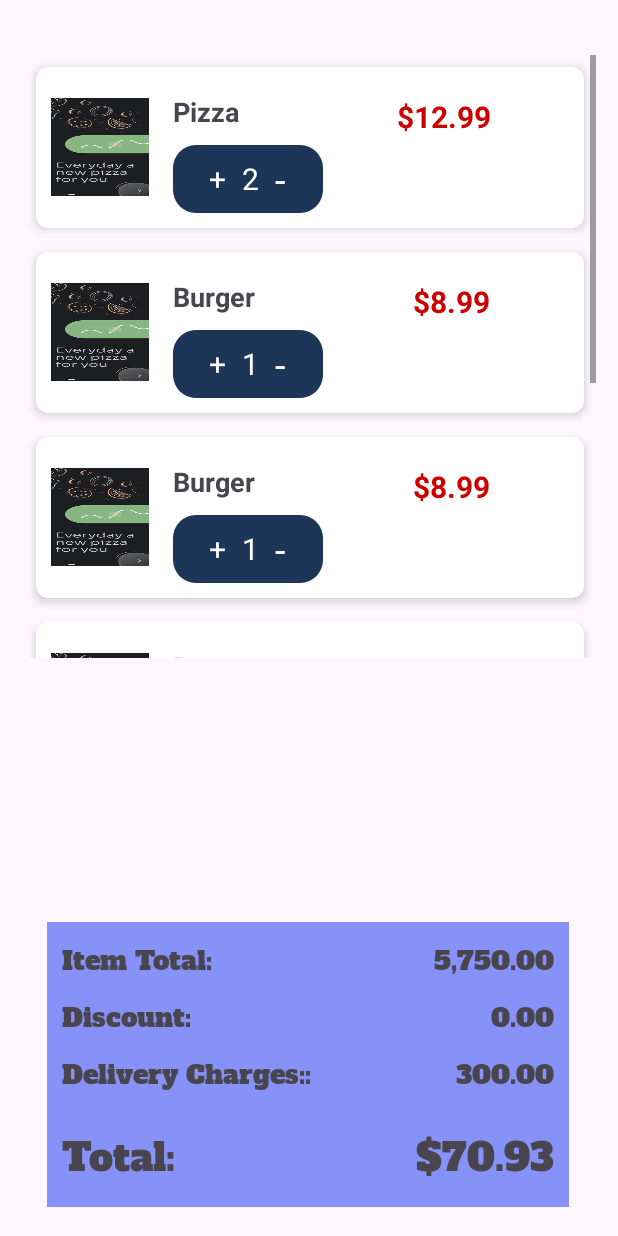
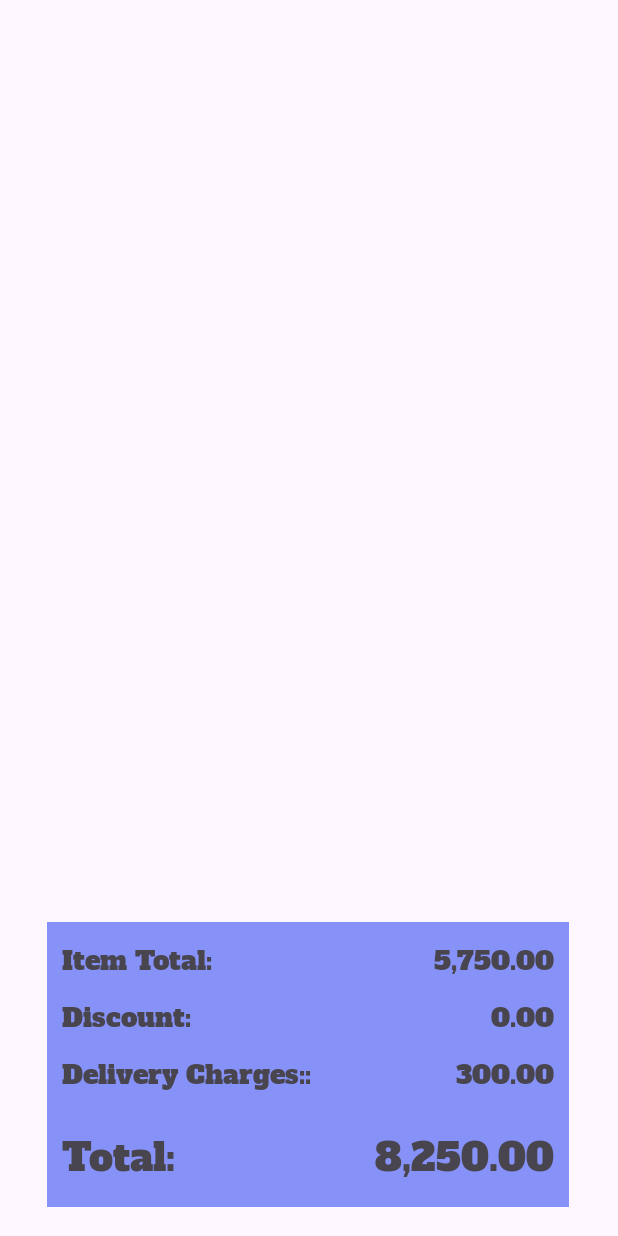
Before and after one commit to Dumuthu2000/Food_Ordering_Mobile_app, an Android app: the CartActivity screen opened directly, with no data from a screen before it, on a phone screen of 412 x 824 dp. Run offline under Robolectric (Android 15) with nearby library versions, the phone set to English and light mode, and no system bars.

Commit message:
new update

```diff
--- a/app/src/main/AndroidManifest.xml
+++ b/app/src/main/AndroidManifest.xml
@@ -22,7 +22,7 @@
             android:name=".CartActivity"
             android:exported="false" />
         <activity
-            android:name=".HomeActivity"
+            android:name=".SplashActivity"
             android:exported="false" />
         <activity
             android:name=".RegisterActivity"
@@ -34,7 +34,7 @@
             android:name=".MainActivity"
             android:exported="false" />
         <activity
-            android:name=".SplashActivity"
+            android:name=".HomeActivity"
             android:exported="true">
             <intent-filter>
                 <action android:name="android.intent.action.MAIN" />
--- a/app/src/main/java/com/example/food_ordering_app/CartActivity.java
+++ b/app/src/main/java/com/example/food_ordering_app/CartActivity.java
@@ -1,56 +1,37 @@
 package com.example.food_ordering_app;
 
+import android.content.Intent;
 import android.os.Bundle;
-import android.widget.TextView;
+import android.widget.Toast;
+import androidx.appcompat.app.AppCompatActivity;
 
-import androidx.appcompat.app.AppCompatActivity;
-import androidx.recyclerview.widget.LinearLayoutManager;
-import androidx.recyclerview.widget.RecyclerView;
-
-import com.example.food_ordering_app.adapter.CartAdapter;
-import com.example.food_ordering_app.model.CartModel;
-
+import com.example.food_ordering_app.R;
+import com.example.food_ordering_app.model.ItemModel;
 import java.util.ArrayList;
 import java.util.List;
 
 public class CartActivity extends AppCompatActivity {
-
-    private RecyclerView recyclerView;
-    private CartAdapter cartAdapter;
-    private List<CartModel> cartItemList;
+    private List<ItemModel> myCartItems;
 
     @Override
     protected void onCreate(Bundle savedInstanceState) {
         super.onCreate(savedInstanceState);
         setContentView(R.layout.activity_cart);
 
-        recyclerView = findViewById(R.id.recyclerView);
-        recyclerView.setLayoutManager(new LinearLayoutManager(this));
+        // Retrieve the cart items from the intent
+        Intent intent = getIntent();
+        if (intent != null && intent.hasExtra("myCartItems")) {
+            myCartItems = (ArrayList<ItemModel>) intent.getSerializableExtra("myCartItems");
 
-        // Initialize the cart item list and add some sample data
-        cartItemList = new ArrayList<>();
-        cartItemList.add(new CartModel("Pizza", 12.99, 2, 25.98));
-        cartItemList.add(new CartModel("Burger", 8.99, 1, 8.99));
-        cartItemList.add(new CartModel("Burger", 8.99, 1, 8.99));
-        cartItemList.add(new CartModel("Burger", 8.99, 1, 8.99));
-        cartItemList.add(new CartModel("Burger", 8.99, 1, 8.99));
-        cartItemList.add(new CartModel("Burger", 8.99, 1, 8.99));
+            if (myCartItems == null) {
+                myCartItems = new ArrayList<>();
+                Toast.makeText(this, "No items in cart", Toast.LENGTH_SHORT).show();
+            }
 
-        // Set up the adapter
-        cartAdapter = new CartAdapter(cartItemList);
-        recyclerView.setAdapter(cartAdapter);
-
-        // Update the total amount
-        updateTotalAmount();
-    }
-
-    private void updateTotalAmount() {
-        double total = 0;
-        for (CartModel item : cartItemList) {
-            total += item.getTotalAmount();
+            // Set up RecyclerView or other UI elements to display the cart items
+            // For example, initialize RecyclerView, Adapter, etc.
+        } else {
+            Toast.makeText(this, "No cart data available", Toast.LENGTH_SHORT).show();
         }
-
-        TextView totalView = findViewById(R.id.totalView);
-        totalView.setText(String.format("$%.2f", total));
     }
 }
--- a/app/src/main/java/com/example/food_ordering_app/SplashActivity.java
+++ b/app/src/main/java/com/example/food_ordering_app/SplashActivity.java
@@ -43,7 +43,7 @@ public class SplashActivity extends AppCompatActivity {
                 }
             }
             // After completing the progress, start the HomeActivity
-            Intent intent = new Intent(SplashActivity.this, AddItemActivity.class);
+            Intent intent = new Intent(SplashActivity.this, HomeActivity.class);
             startActivity(intent);
             finish(); // Finish the Splash activity so the user can't return to it
         }).start();
--- a/app/src/main/java/com/example/food_ordering_app/adapter/CartAdapter.java
+++ /dev/null
@@ -1,67 +0,0 @@
-package com.example.food_ordering_app.adapter;
-
-import android.view.LayoutInflater;
-import android.view.View;
-import android.view.ViewGroup;
-import android.widget.ImageView;
-import android.widget.TextView;
-
-import androidx.annotation.NonNull;
-import androidx.recyclerview.widget.RecyclerView;
-
-import com.example.food_ordering_app.R;
-import com.example.food_ordering_app.model.CartModel;
-
-import java.util.List;
-
-public class CartAdapter extends RecyclerView.Adapter<CartAdapter.CartViewHolder> {
-
-    private List<CartModel> cartItemList;
-
-    public CartAdapter(List<CartModel> cartItemList) {
-        this.cartItemList = cartItemList;
-    }
-
-    @NonNull
-    @Override
-    public CartViewHolder onCreateViewHolder(@NonNull ViewGroup parent, int viewType) {
-        // Inflate the item_card.xml layout for each cart item
-        View view = LayoutInflater.from(parent.getContext()).inflate(R.layout.custom_cart_item, parent, false);
-        return new CartViewHolder(view);
-    }
-
-    @Override
-    public void onBindViewHolder(@NonNull CartViewHolder holder, int position) {
-        CartModel cartItem = cartItemList.get(position);
-        holder.textViewName.setText(cartItem.getItemName());
-        holder.textViewPrice.setText(String.format("$%.2f", cartItem.getItemPrice()));
-        holder.itemCount.setText(String.valueOf(cartItem.getQuantity()));
-
-        // Assuming you have logic to set the image
-        // holder.imageViewItem.setImageResource(cartItem.getImageResourceId());
-    }
-
-    @Override
-    public int getItemCount() {
-        return cartItemList.size();
-    }
-
-    public static class CartViewHolder extends RecyclerView.ViewHolder {
-        public TextView textViewName;
-        public TextView textViewPrice;
-        public TextView itemCount;
-        public ImageView imageViewItem;
-        public TextView addBtn;
-        public TextView reduceBtn;
-
-        public CartViewHolder(View itemView) {
-            super(itemView);
-            textViewName = itemView.findViewById(R.id.textViewName);
-            textViewPrice = itemView.findViewById(R.id.textViewPrice);
-            itemCount = itemView.findViewById(R.id.itemCount);
-            imageViewItem = itemView.findViewById(R.id.imageViewItem);
-            addBtn = itemView.findViewById(R.id.addBtn);
-            reduceBtn = itemView.findViewById(R.id.reduceBtn);
-        }
-    }
-}
--- a/app/src/main/java/com/example/food_ordering_app/model/CartModel.java
+++ /dev/null
@@ -1,69 +0,0 @@
-package com.example.food_ordering_app.model;
-
-public class CartModel {
-    private int cart_id;
-    private String itemName;
-    private double itemPrice;
-    private String itemImage;
-    private int quantity;
-    private double totalAmount;
-
-    public CartModel() {
-    }
-
-    public CartModel(String itemName, double itemPrice, int quantity, double totalAmount) {
-        this.itemName = itemName;
-        this.itemPrice = itemPrice;
-        this.quantity = quantity;
-        this.totalAmount = totalAmount;
-    }
-
-    public CartModel(int cart_id, String itemName, double itemPrice, int quantity, double totalAmount) {
-        this.cart_id = cart_id;
-        this.itemName = itemName;
-        this.itemPrice = itemPrice;
-        this.quantity = quantity;
-        this.totalAmount = totalAmount;
-    }
-
-
-    public int getCart_id() {
-        return cart_id;
-    }
-
-    public void setCart_id(int cart_id) {
-        this.cart_id = cart_id;
-    }
-
-    public String getItemName() {
-        return itemName;
-    }
-
-    public void setItemName(String itemName) {
-        this.itemName = itemName;
-    }
-
-    public double getItemPrice() {
-        return itemPrice;
-    }
-
-    public void setItemPrice(double itemPrice) {
-        this.itemPrice = itemPrice;
-    }
-
-    public int getQuantity() {
-        return quantity;
-    }
-
-    public void setQuantity(int quantity) {
-        this.quantity = quantity;
-    }
-
-    public double getTotalAmount() {
-        return totalAmount;
-    }
-
-    public void setTotalAmount(double totalAmount) {
-        this.totalAmount = totalAmount;
-    }
-}
--- a/app/src/main/res/layout/custom_cart_item.xml
+++ b/app/src/main/res/layout/custom_cart_item.xml
@@ -1,101 +1,61 @@
-<!-- res/layout/item_card.xml -->
-<androidx.cardview.widget.CardView
-    android:id="@+id/cart_item"
-    xmlns:android="http://schemas.android.com/apk/res/android"
-    xmlns:card_view="http://schemas.android.com/apk/res-auto"
+<?xml version="1.0" encoding="utf-8"?>
+<androidx.cardview.widget.CardView xmlns:android="http://schemas.android.com/apk/res/android"
+    xmlns:app="http://schemas.android.com/apk/res-auto"
     android:layout_width="match_parent"
     android:layout_height="wrap_content"
     android:layout_margin="8dp"
-    card_view:cardCornerRadius="8dp"
-    card_view:cardElevation="4dp">
+    app:cardCornerRadius="8dp"
+    app:cardElevation="4dp">
 
-    <!-- Horizontal layout for image and details -->
     <LinearLayout
         android:layout_width="match_parent"
         android:layout_height="wrap_content"
-        android:orientation="horizontal"
-        android:padding="10dp">
+        android:orientation="vertical"
+        android:padding="8dp">
 
-        <!-- Item Image -->
         <ImageView
             android:id="@+id/imageViewItem"
-            android:layout_width="65dp"
-            android:layout_height="65dp"
-            android:scaleType="centerCrop"
-            android:layout_gravity="center_vertical"
-            android:background="@drawable/background_back"/>
+            android:layout_width="match_parent"
+            android:layout_height="200dp"
+            android:scaleType="centerCrop"/>
 
-        <!-- Vertical layout for text content -->
-        <LinearLayout
-            android:layout_width="0dp"
-            android:layout_height="wrap_content"
-            android:layout_weight="1"
-            android:orientation="vertical"
-            android:paddingStart="16dp"
-            android:gravity="center_vertical">
-            <LinearLayout
-                android:layout_width="wrap_content"
-                android:layout_height="wrap_content"
-                android:orientation="horizontal">
-                <!-- Item Name -->
         <TextView
             android:id="@+id/textViewName"
             android:layout_width="wrap_content"
             android:layout_height="wrap_content"
-                    android:text="Item Name"
-                    android:textSize="18sp"
-                    android:textStyle="bold"/>
+            android:textSize="16sp"
+            android:textStyle="bold"
+            android:layout_marginTop="8dp" />
 
+        <TextView
+            android:id="@+id/textViewDescription"
+            android:layout_width="wrap_content"
+            android:layout_height="wrap_content"
+            android:textSize="14sp"
+            android:layout_marginTop="4dp" />
 
-                <!-- Item Price -->
         <TextView
             android:id="@+id/textViewPrice"
             android:layout_width="wrap_content"
             android:layout_height="wrap_content"
-                    android:text="Price"
-                    android:textSize="20sp"
-                    android:textStyle="bold"
-                    android:layout_marginLeft="100dp"
-                    android:padding="5dp"
-                    android:textColor="@android:color/holo_red_dark"
-                    android:layout_marginTop="4dp"/>
-            </LinearLayout>
-            <!-- Item Availability -->
-            <LinearLayout
-                android:layout_width="100dp"
-                android:layout_height="wrap_content"
-                android:orientation="horizontal"
-                android:textAlignment="center"
-                android:gravity="center"
-                android:backgroundTint="@color/dark_blue"
-                android:background="@drawable/rounded_background">
+            android:textSize="14sp"
+            android:textColor="@android:color/holo_green_dark"
+            android:layout_marginTop="4dp" />
+
         <TextView
-                    android:id="@+id/addBtn"
+            android:id="@+id/textViewAvailability"
             android:layout_width="wrap_content"
             android:layout_height="wrap_content"
-                    android:padding="5dp"
-                    android:textColor="@color/white"
-                    android:textSize="20dp"
-                    android:text="+" />
-                <TextView
-                    android:id="@+id/itemCount"
+            android:textSize="12sp"
+            android:layout_marginTop="4dp" />
+
+        <Button
+            android:id="@+id/buttonAddToCart"
             android:layout_width="wrap_content"
             android:layout_height="wrap_content"
-                    android:padding="5dp"
-                    android:textColor="@color/white"
-                    android:textSize="20dp"
-                    android:text="1" />
-                <TextView
-                    android:id="@+id/reduceBtn"
-                    android:layout_width="wrap_content"
-                    android:layout_height="wrap_content"
-                    android:padding="5dp"
-                    android:textColor="@color/white"
-                    android:textSize="25dp"
-                    android:text="-" />
+            android:text="Add to Cart"
+            android:layout_marginTop="8dp" />
+
     </LinearLayout>
 
-
-        </LinearLayout>
-    </LinearLayout>
 </androidx.cardview.widget.CardView>
```
Also changed, not shown: app/src/main/java/com/example/food_ordering_app/HeaderActivity.java (+23 -0 lines), app/src/main/java/com/example/food_ordering_app/HomeActivity.java (+32 -19 lines), app/src/main/java/com/example/food_ordering_app/adapter/ItemCardAdapter.java (deleted, +0 -80 lines), app/src/main/java/com/example/food_ordering_app/model/CartItem.java (added, +70 -0 lines), app/src/main/java/com/example/food_ordering_app/model/ItemModel.java (+6 -4 lines), app/src/main/res/layout/activity_header.xml (+6 -2 lines), app/src/main/res/layout/activity_home.xml (+12 -0 lines). Lines whose indentation alone changed are shown as unchanged.
